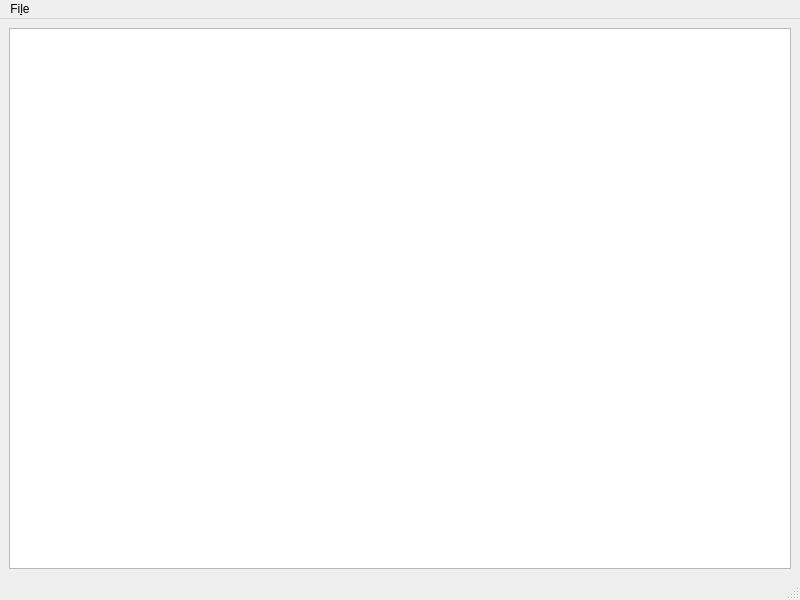
The window that mainwindow.ui (giomasce/mmpp) describes before a commit, drawn with Qt 5.
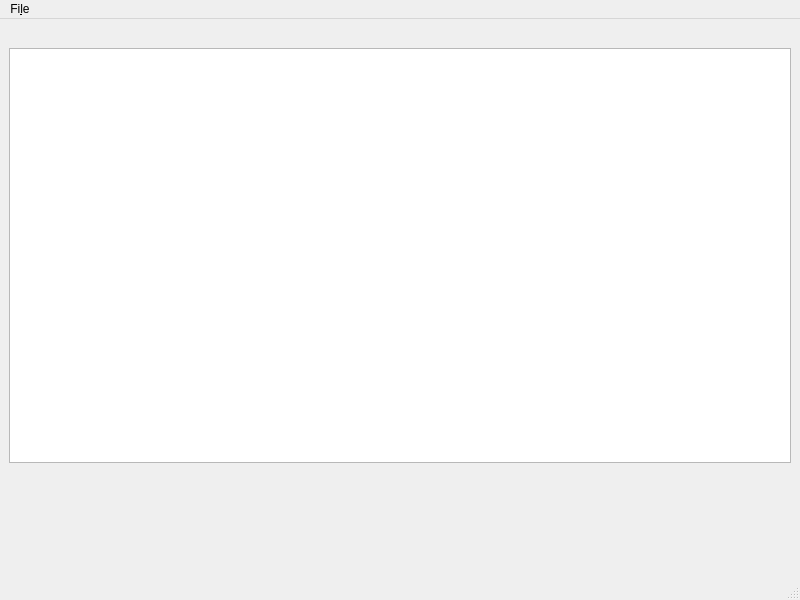
The same window after the commit.

Patch:
```diff
--- a/mainwindow.ui
+++ b/mainwindow.ui
@@ -15,9 +15,26 @@
   </property>
   <widget class="QWidget" name="centralwidget">
    <layout class="QVBoxLayout" name="verticalLayout">
+    <item>
+     <widget class="QLabel" name="proofThesis">
+      <property name="text">
+       <string/>
+      </property>
+     </widget>
+    </item>
     <item>
      <widget class="QTreeView" name="proofTreeView"/>
     </item>
+    <item>
+     <widget class="QWidget" name="widget" native="true">
+      <property name="minimumSize">
+       <size>
+        <width>100</width>
+        <height>100</height>
+       </size>
+      </property>
+     </widget>
+    </item>
    </layout>
   </widget>
   <widget class="QMenuBar" name="menubar">
```
Left out of the diff: 2 changed lines with no effect on the pictures.
